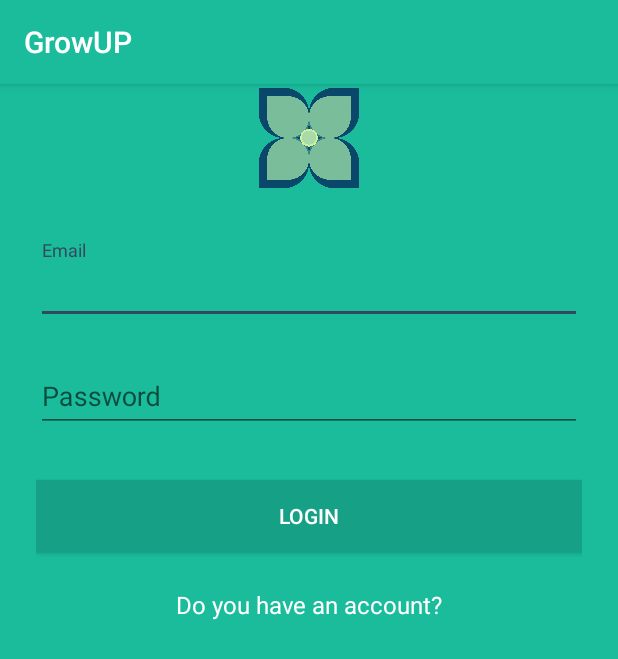
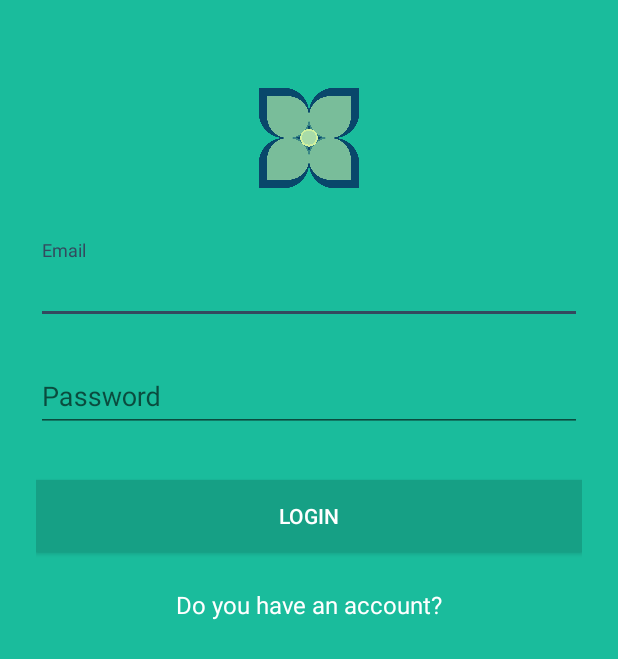
Before and after one commit to Piyapol/GrowUP2, an Android app: the screen it shows after launch (Login), on a phone screen of 412 x 824 dp. Shown: the top 659 px of the screen. Run offline under Robolectric (Android 15) with nearby library versions, the phone set to English and light mode, and no system bars.

Commit message:
delete app bar layout sign in and sign out

```diff
--- a/app/src/main/res/layout/activity_login.xml
+++ b/app/src/main/res/layout/activity_login.xml
@@ -7,19 +7,19 @@
     android:fitsSystemWindows="true"
     tools:context="com.example.xeus_labmacbook.growup.Login">
 
-    <android.support.design.widget.AppBarLayout
-        android:layout_width="match_parent"
-        android:layout_height="wrap_content"
-        android:theme="@style/AppTheme.AppBarOverlay">
+    <!--<android.support.design.widget.AppBarLayout-->
+        <!--android:layout_width="match_parent"-->
+        <!--android:layout_height="wrap_content"-->
+        <!--android:theme="@style/AppTheme.AppBarOverlay">-->
 
-        <android.support.v7.widget.Toolbar
-            android:id="@+id/toolbar"
-            android:layout_width="match_parent"
-            android:layout_height="?attr/actionBarSize"
-            android:background="?attr/colorPrimary"
-            app:popupTheme="@style/AppTheme.PopupOverlay" />
+        <!--<android.support.v7.widget.Toolbar-->
+            <!--android:id="@+id/toolbar"-->
+            <!--android:layout_width="match_parent"-->
+            <!--android:layout_height="?attr/actionBarSize"-->
+            <!--android:background="?attr/colorPrimary"-->
+            <!--app:popupTheme="@style/AppTheme.PopupOverlay" />-->
 
-    </android.support.design.widget.AppBarLayout>
+    <!--</android.support.design.widget.AppBarLayout>-->
 
     <include layout="@layout/content_login" />
 
```
Also changed, not shown: app/src/main/res/layout/activity_sign_up.xml (+11 -11 lines).
